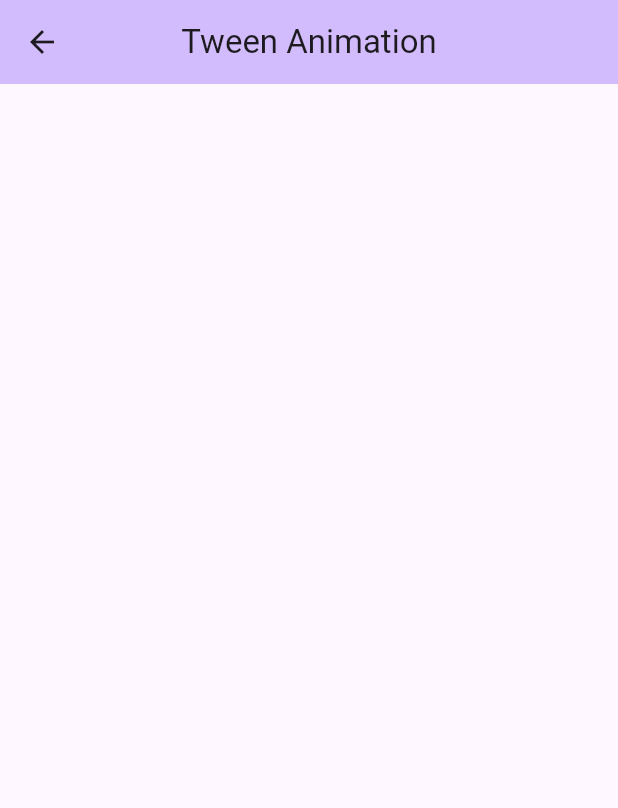
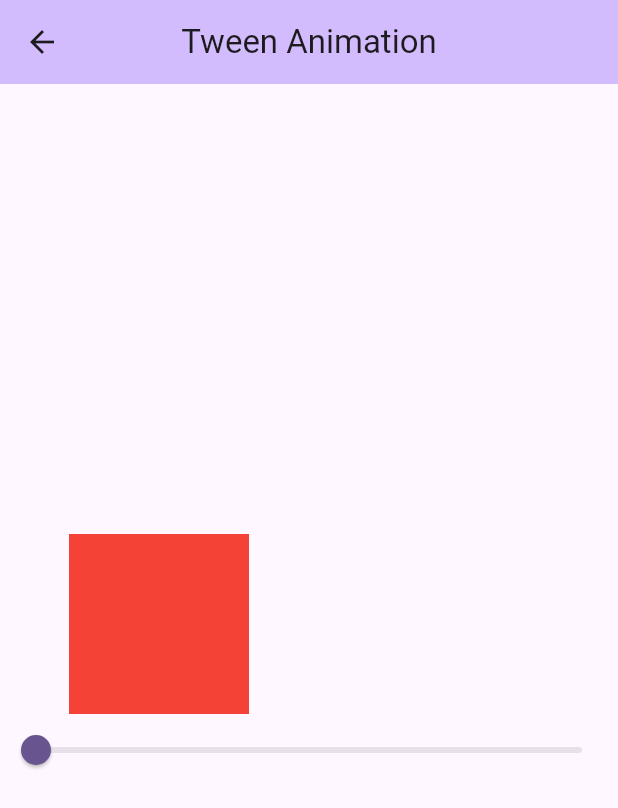
Before and after one commit to taiki-cano/animationsDemo, a Flutter app: the TweenAnimationScreen screen opened by its route, on a phone screen of 412 x 824 dp. Shown: the top 808 px of the screen. Run offline on Flutter 3.47's test engine with Material 2 defaults, Android fonts, the phone set to English and light mode, and no system bars.

Commit message:
tween animation

```diff
--- a/lib/screens/tween_animation_screen.dart
+++ b/lib/screens/tween_animation_screen.dart
@@ -10,14 +10,36 @@ class TweenAnimationScreen extends StatefulWidget {
 }
 
 class _TweenAnimationScreenState extends State<TweenAnimationScreen> {
+  double _value = 0.0;
+
   @override
   Widget build(BuildContext context) {
     return Scaffold(
-      appBar: AppBar(
-        backgroundColor: Theme.of(context).colorScheme.inversePrimary,
-        title: const Text(TweenAnimationScreen.routeName),
-      ),
-      body: Center(),
-    );
+        appBar: AppBar(
+          backgroundColor: Theme.of(context).colorScheme.inversePrimary,
+          title: const Text(TweenAnimationScreen.routeName),
+        ),
+        body: Column(
+          mainAxisAlignment: MainAxisAlignment.center,
+          children: [
+            TweenAnimationBuilder<double>(
+              duration: const Duration(milliseconds: 500),
+              tween: Tween(begin: 0.0, end: _value),
+              child: Container(width: 120, height: 120, color: Colors.red),
+              builder: (context, value, child) {
+                return Transform.translate(
+                  offset: Offset(value * 200 - 100, 0),
+                  child: child,
+                );
+              },
+            ),
+            Slider.adaptive(
+              value: _value,
+              onChanged: (value) => setState(() {
+                _value = value;
+              }),
+            ),
+          ],
+        ));
   }
 }
```
